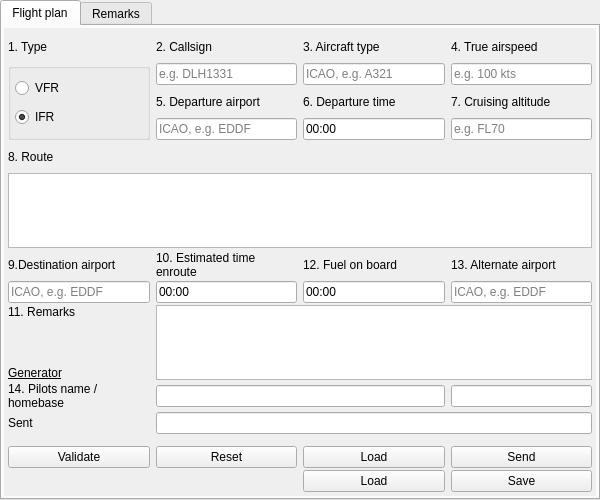
swift-project/pilotclient, file src/blackgui/components/flightplancomponent.ui: the form before one commit.
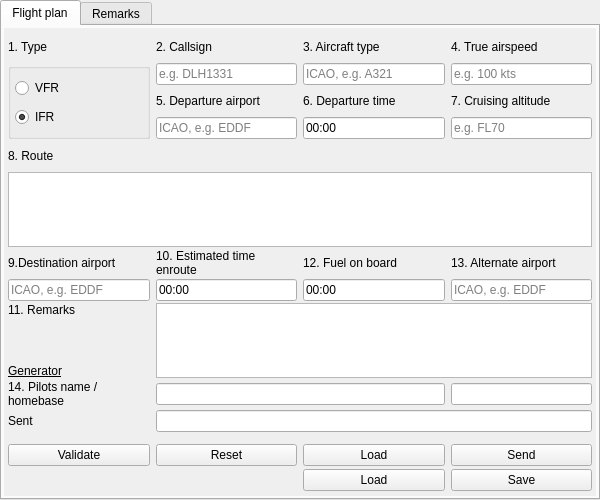
The form after the commit. Icons and pictures are not drawn. Custom widgets are drawn as their Qt base class.

Commit message: refs #726, flight plan fixes * airports as normal 4 character fields * validation messsage if validation is OK

Patch:
```diff
--- a/src/blackgui/components/flightplancomponent.ui
+++ b/src/blackgui/components/flightplancomponent.ui
@@ -130,9 +130,6 @@
           </item>
           <item row="3" column="1">
            <widget class="QLineEdit" name="le_OriginAirport">
-            <property name="inputMask">
-             <string>&gt;AAAA</string>
-            </property>
             <property name="maxLength">
              <number>4</number>
             </property>
@@ -371,8 +368,8 @@
           </item>
           <item row="7" column="0">
            <widget class="QLineEdit" name="le_DestinationAirport">
-            <property name="inputMask">
-             <string>&gt;AAAA</string>
+            <property name="maxLength">
+             <number>4</number>
             </property>
             <property name="placeholderText">
              <string>ICAO, e.g. EDDF</string>
@@ -474,8 +471,8 @@
           </item>
           <item row="7" column="3">
            <widget class="QLineEdit" name="le_AlternateAirport">
-            <property name="inputMask">
-             <string>&gt;AAAA</string>
+            <property name="maxLength">
+             <number>4</number>
             </property>
             <property name="placeholderText">
              <string>ICAO, e.g. EDDF</string>
@@ -573,6 +570,22 @@
             </property>
            </widget>
           </item>
+          <item row="13" column="1">
+           <spacer name="vs_2ndButoonRow">
+            <property name="orientation">
+             <enum>Qt::Vertical</enum>
+            </property>
+            <property name="sizeType">
+             <enum>QSizePolicy::Fixed</enum>
+            </property>
+            <property name="sizeHint" stdset="0">
+             <size>
+              <width>20</width>
+              <height>24</height>
+             </size>
+            </property>
+           </spacer>
+          </item>
          </layout>
         </item>
        </layout>
```
The commit also changes 2 other files.
